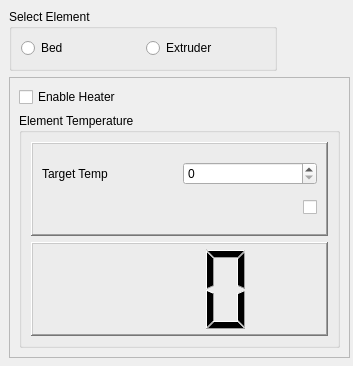
Above: heaterdriver.ui from Bahamuttg/PiRinter3D before the change. Below: the same form after it.
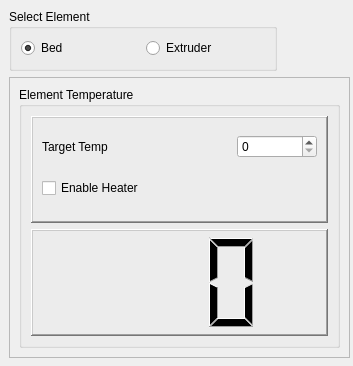
That is the form after the change. Icons and pictures are not drawn.

The edit to the form file:
```diff
--- a/heaterdriver.ui
+++ b/heaterdriver.ui
@@ -39,16 +39,6 @@
     <enum>QFrame::Raised</enum>
    </property>
    <layout class="QVBoxLayout" name="verticalLayout">
-    <item>
-     <widget class="QCheckBox" name="cbEnable">
-      <property name="toolTip">
-       <string>&lt;html&gt;&lt;head/&gt;&lt;body&gt;&lt;p&gt;Enabling the heater turns the element on if it's below the target temperature.&lt;/p&gt;&lt;/body&gt;&lt;/html&gt;</string>
-      </property>
-      <property name="text">
-       <string>Enable Heater</string>
-      </property>
-     </widget>
-    </item>
     <item>
      <widget class="QGroupBox" name="gbElementTemp">
       <property name="title">
@@ -64,49 +54,67 @@
           <enum>QFrame::Raised</enum>
          </property>
          <layout class="QGridLayout" name="gridLayout_2">
-          <item row="3" column="1">
-           <widget class="QCheckBox" name="chkOn">
-            <property name="toolTip">
-             <string>&lt;html&gt;&lt;head/&gt;&lt;body&gt;&lt;p&gt;Indicates the state of the heater element. Checked means it's currently active, un-checked means it is inactive.&lt;/p&gt;&lt;/body&gt;&lt;/html&gt;</string>
-            </property>
-            <property name="whatsThis">
-             <string>Indicates the state of the Probe element. Checked is on.</string>
-            </property>
-            <property name="layoutDirection">
-             <enum>Qt::RightToLeft</enum>
-            </property>
-            <property name="text">
-             <string/>
-            </property>
-            <property name="icon">
-             <iconset resource="PiRinter.qrc">
-              <normaloff>:/PiRinter/Icons/Resources/glossy_3d_blue_orbs2_104.png</normaloff>:/PiRinter/Icons/Resources/glossy_3d_blue_orbs2_104.png</iconset>
-            </property>
-            <property name="checkable">
-             <bool>true</bool>
-            </property>
-           </widget>
-          </item>
-          <item row="1" column="0">
-           <widget class="QLabel" name="lblTgtTemp">
-            <property name="text">
-             <string>Target Temp</string>
-            </property>
-            <property name="buddy">
-             <cstring>seTemp</cstring>
-            </property>
-           </widget>
-          </item>
           <item row="1" column="1">
            <widget class="QSpinBox" name="seTemp">
             <property name="enabled">
              <bool>true</bool>
             </property>
+            <property name="maximumSize">
+             <size>
+              <width>80</width>
+              <height>16777215</height>
+             </size>
+            </property>
             <property name="maximum">
              <number>999</number>
             </property>
            </widget>
           </item>
+          <item row="1" column="0">
+           <widget class="QLabel" name="lblTgtTemp">
+            <property name="text">
+             <string>Target Temp</string>
+            </property>
+            <property name="buddy">
+             <cstring>seTemp</cstring>
+            </property>
+           </widget>
+          </item>
+          <item row="2" column="0">
+           <widget class="QCheckBox" name="chkEnable">
+            <property name="minimumSize">
+             <size>
+              <width>0</width>
+              <height>32</height>
+             </size>
+            </property>
+            <property name="toolTip">
+             <string>&lt;html&gt;&lt;head/&gt;&lt;body&gt;&lt;p&gt;Enabling the heater turns the element on if it's below the target temperature.&lt;/p&gt;&lt;/body&gt;&lt;/html&gt;</string>
+            </property>
+            <property name="text">
+             <string>Enable Heater</string>
+            </property>
+           </widget>
+          </item>
+          <item row="2" column="1" alignment="Qt::AlignHCenter|Qt::AlignVCenter">
+           <widget class="QLabel" name="lblOn">
+            <property name="maximumSize">
+             <size>
+              <width>32</width>
+              <height>32</height>
+             </size>
+            </property>
+            <property name="text">
+             <string/>
+            </property>
+            <property name="pixmap">
+             <pixmap resource="PiRinter.qrc">:/PiRinter/Icons/Resources/glossy_3d_blue_orbs2_104.png</pixmap>
+            </property>
+            <property name="scaledContents">
+             <bool>true</bool>
+            </property>
+           </widget>
+          </item>
          </layout>
         </widget>
        </item>
@@ -146,6 +154,9 @@
       <property name="text">
        <string>Bed</string>
       </property>
+      <property name="checked">
+       <bool>true</bool>
+      </property>
      </widget>
     </item>
     <item>
```
Left out of the diff: 19 changed lines with no effect on the pictures.
